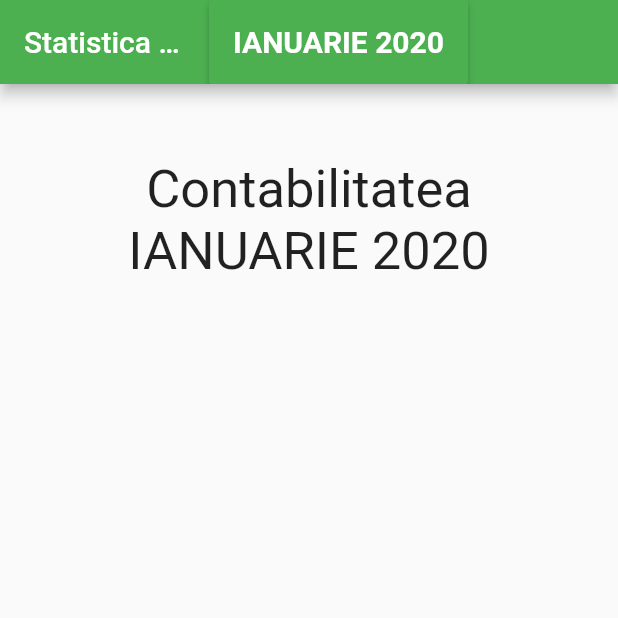
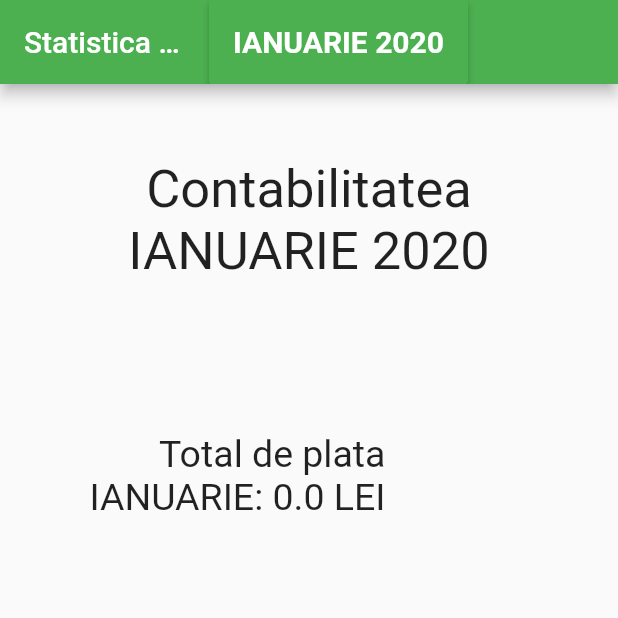
Before and after one commit to Agilefreaks/pasaj-statistics-web, a Flutter app: the screen it shows after launch, on a phone screen of 412 x 824 dp, the top half of it. Run offline on Flutter 3.47's test engine with Material 2 defaults, Android fonts, the phone set to English and light mode, and no system bars; our stand-ins replace month_picker_dialog; network calls fail.

Commit message:
Add total amount per month

```diff
--- a/lib/statistics/monthlyStatisticsPage.dart
+++ b/lib/statistics/monthlyStatisticsPage.dart
@@ -14,7 +14,10 @@ class _MonthlyStatisticsPageState extends State<MonthlyStatisticsPage> {
   DateTime selectedDate = new DateTime.now();
   DateTime selectedDateTime;
 
-  final monthFormat = DateFormat.yMMMM('ro');
+  final monthAndYearFormat = DateFormat.yMMMM('ro');
+  final monthFormat = DateFormat.MMMM('ro');
+
+  double totalMonthlyAmount=0;
 
   List<DailyOrders> monthlyOrder = [];
   MonthlyStatisticsApiProvider monthlyStatisticsApiProvider =
@@ -32,6 +35,10 @@ class _MonthlyStatisticsPageState extends State<MonthlyStatisticsPage> {
     monthlyStatisticsApiProvider.fetchMonthlyOrder(date).then((result) {
       setState(() {
         monthlyOrder = result;
+        totalMonthlyAmount = 0;
+        monthlyOrder.forEach((dayOrder) {
+          totalMonthlyAmount += dayOrder.totalAmount;
+        });
       });
     });
   }
@@ -46,7 +53,10 @@ class _MonthlyStatisticsPageState extends State<MonthlyStatisticsPage> {
             padding: const EdgeInsets.only(right: 100.0),
             child: RaisedButton(
               child: Text(
-                monthFormat.format(selectedDate).toString().toUpperCase(),
+                monthAndYearFormat
+                    .format(selectedDate)
+                    .toString()
+                    .toUpperCase(),
                 style: TextStyle(
                     color: Colors.white,
                     fontWeight: FontWeight.bold,
@@ -76,7 +86,7 @@ class _MonthlyStatisticsPageState extends State<MonthlyStatisticsPage> {
               children: <Widget>[
                 Expanded(
                   child: Text(
-                    "Contabilitatea ${monthFormat.format(selectedDate).toString().toUpperCase()}",
+                    "Contabilitatea ${monthAndYearFormat.format(selectedDate).toString().toUpperCase()}",
                     style: TextStyle(fontSize: 35),
                     textAlign: TextAlign.center,
                     overflow: TextOverflow.fade,
@@ -98,6 +108,21 @@ class _MonthlyStatisticsPageState extends State<MonthlyStatisticsPage> {
                       ),
                     ),
                   ),
+                ],
+              ),
+            ),
+            Padding(
+              padding: const EdgeInsets.only(right: 105.0),
+              child: Row(
+                children: <Widget>[
+                  Expanded(
+                    child: Text(
+                      "Total de plata ${monthFormat.format(selectedDate).toString().toUpperCase()}: $totalMonthlyAmount LEI",
+                      style: TextStyle(fontSize: 25),
+                      textAlign: TextAlign.end,
+                      overflow: TextOverflow.fade,
+                    ),
+                  )
                 ],
               ),
             ),
@@ -137,13 +162,26 @@ class DailyStatisticsWidget extends StatelessWidget {
                   mainAxisAlignment: MainAxisAlignment.spaceBetween,
                   children: <Widget>[
                     Expanded(
-                        child: Text(dayItem.name, textAlign: TextAlign.start, style: TextStyle(fontSize: 18),),),
+                      child: Text(
+                        dayItem.name,
+                        textAlign: TextAlign.start,
+                        style: TextStyle(fontSize: 18),
+                      ),
+                    ),
                     Expanded(
-                        child: Text("Cantitate: ${dayItem.quantity}",
-                            textAlign: TextAlign.center, style: TextStyle(fontSize: 18),), ),
+                      child: Text(
+                        "Cantitate: ${dayItem.quantity}",
+                        textAlign: TextAlign.center,
+                        style: TextStyle(fontSize: 18),
+                      ),
+                    ),
                     Expanded(
-                        child: Text("Total: ${dayItem.amount} LEI",
-                            textAlign: TextAlign.end, style: TextStyle(fontSize: 18),), ),
+                      child: Text(
+                        "Total: ${dayItem.amount} LEI",
+                        textAlign: TextAlign.end,
+                        style: TextStyle(fontSize: 18),
+                      ),
+                    ),
                   ],
                 ),
               ))
```
